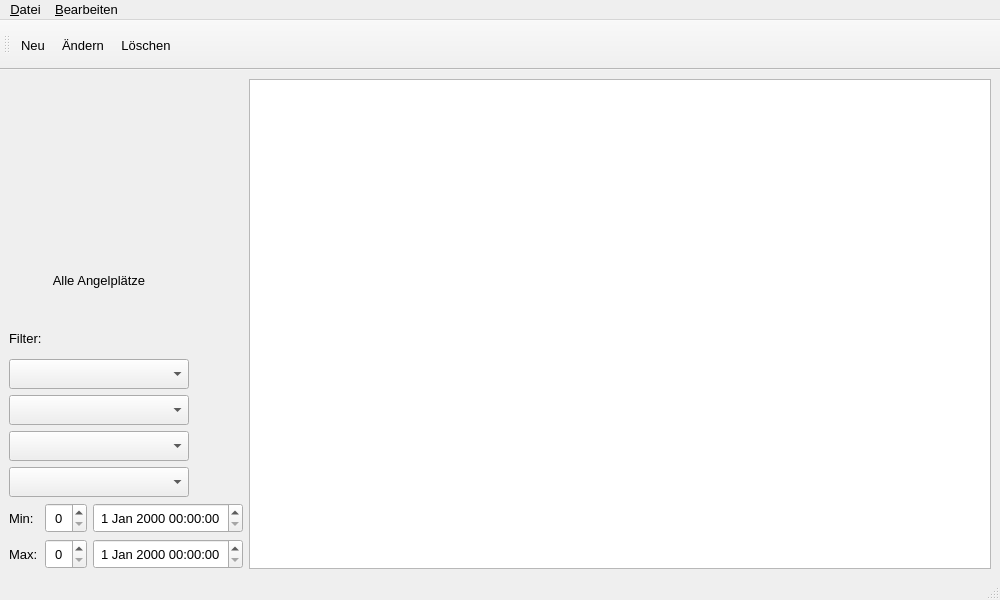
Above: AngelplatzWindow.ui from igor53c/Angeltagebuch before the change. Below: the same form after it.
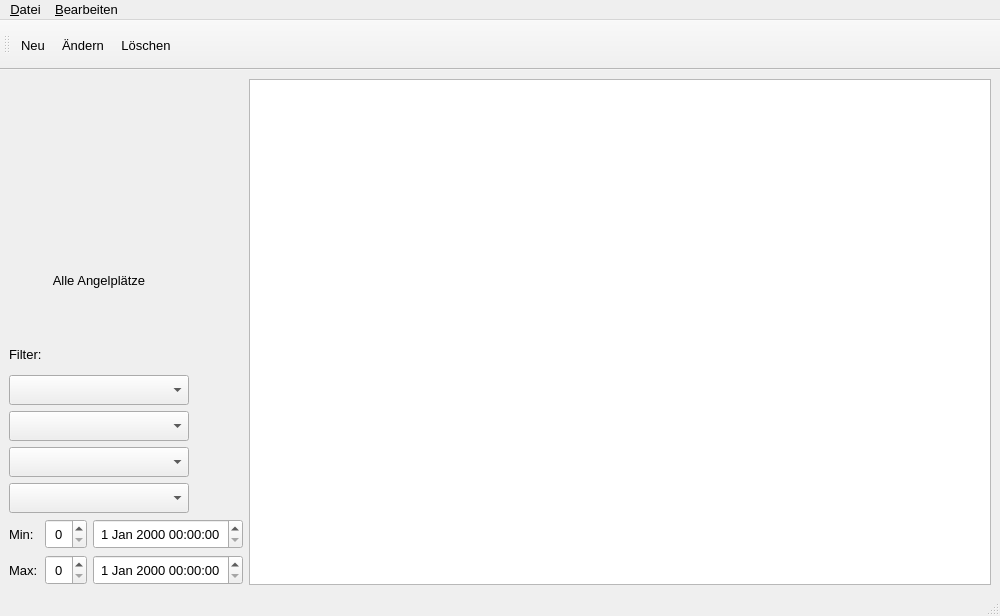
That is the form after the change. Icons and pictures are not drawn.

```diff
--- a/AngelplatzWindow.ui
+++ b/AngelplatzWindow.ui
@@ -7,7 +7,7 @@
     <x>0</x>
     <y>0</y>
     <width>1000</width>
-    <height>600</height>
+    <height>616</height>
    </rect>
   </property>
   <property name="font">
@@ -328,7 +328,7 @@
        <bool>true</bool>
       </property>
       <attribute name="horizontalHeaderMinimumSectionSize">
-       <number>30</number>
+       <number>0</number>
       </attribute>
       <attribute name="horizontalHeaderDefaultSectionSize">
        <number>100</number>
@@ -343,7 +343,7 @@
        <bool>false</bool>
       </attribute>
       <attribute name="verticalHeaderMinimumSectionSize">
-       <number>30</number>
+       <number>0</number>
       </attribute>
       <attribute name="verticalHeaderDefaultSectionSize">
        <number>100</number>
```
Left out of the diff: 26 changed lines with no effect on the pictures.
